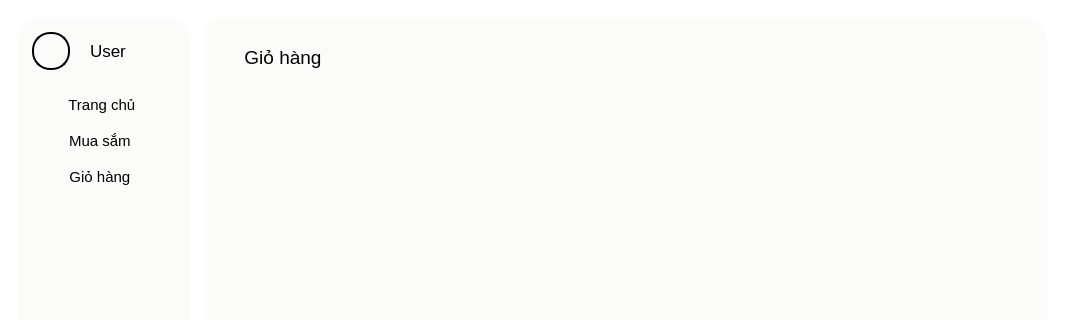
The window that SPCK/GUI/user.ui (MaiNgocChau9/Python-App-Instance) describes before a commit, drawn with Qt 5; both pictures show x 0 to 1065 and y 0 to 320 of the 1065 by 615 pixel window.
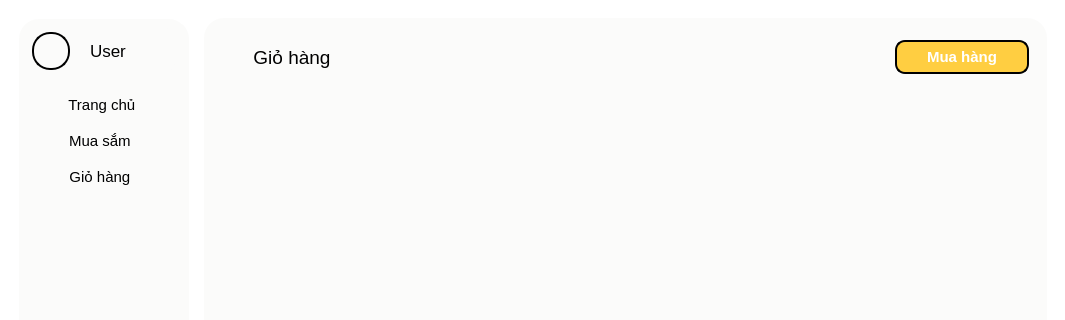
The same window after the commit. Icons and pictures are not drawn.

The edit to the form file:
```diff
--- a/SPCK/GUI/user.ui
+++ b/SPCK/GUI/user.ui
@@ -782,6 +782,13 @@
           </property>
           <layout class="QVBoxLayout" name="verticalLayout_9">
            <item>
+            <widget class="QWidget" name="widget_8" native="true">
+             <property name="styleSheet">
+              <string notr="true">min-height: 60px;
+max-height: 60px;</string>
+             </property>
+             <layout class="QHBoxLayout" name="horizontalLayout_5">
+              <item>
             <widget class="QPushButton" name="pushButton_26">
              <property name="font">
               <font>
@@ -795,7 +802,6 @@
 min-height: 40px;
 max-width: 120px;
 min-width: 120px;
-margin-top: 10px;
 margin-left: 10px;</string>
              </property>
              <property name="text">
@@ -811,6 +817,70 @@
                <height>32</height>
               </size>
              </property>
+               </widget>
+              </item>
+              <item>
+               <spacer name="horizontalSpacer">
+                <property name="orientation">
+                 <enum>Qt::Orientation::Horizontal</enum>
+                </property>
+                <property name="sizeHint" stdset="0">
+                 <size>
+                  <width>40</width>
+                  <height>20</height>
+                 </size>
+                </property>
+               </spacer>
+              </item>
+              <item>
+               <widget class="QPushButton" name="pushButton_3">
+                <property name="font">
+                 <font>
+                  <pointsize>11</pointsize>
+                  <bold>true</bold>
+                 </font>
+                </property>
+                <property name="styleSheet">
+                 <string notr="true">QPushButton{
+	border: 2px solid black;
+	border-radius: 10px;
+	background-color: #FFCE41;
+	color: white;
+	max-height: 30px;
+	min-height: 30px;
+	margin-bottom: 0px;
+	padding-left: 30px;
+	padding-right: 30px;
+}
+
+QPushButton::hover{
+	border: 3px solid black;
+	border-radius: 10px;
+	background-color: #FFCE41;
+	max-height: 30px;
+	min-height: 30px;
+	margin-bottom: 0px;
+	padding-left: 30px;
+	padding-right: 30px;
+}
+
+QPushButton::pressed{
+	border: 3px solid black;
+	border-radius: 10px;
+	background-color: rgb(234, 188, 59);
+	max-height: 30px;
+	min-height: 30px;
+	margin-bottom: 0px;
+	padding-left: 30px;
+	padding-right: 30px;
+}</string>
+                </property>
+                <property name="text">
+                 <string>Mua hàng</string>
+                </property>
+               </widget>
+              </item>
+             </layout>
             </widget>
            </item>
            <item>
```
Lines whose indentation alone changed are shown as unchanged.
